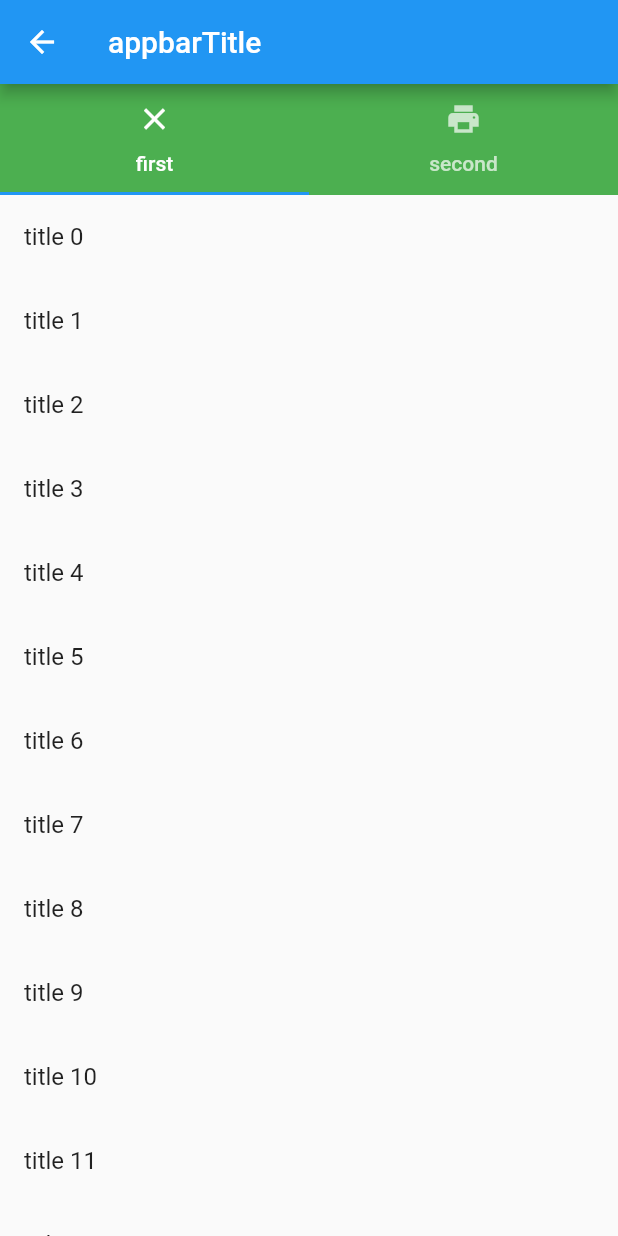
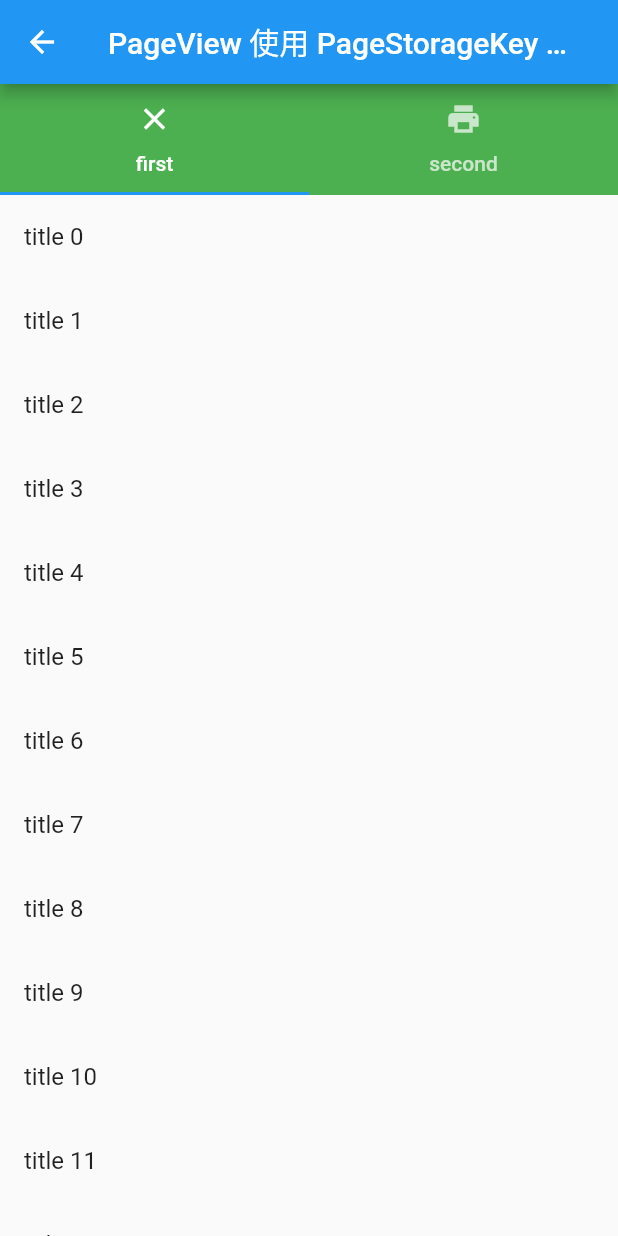
Before and after one commit to gybin02/flutter_pageview_state, a Flutter app: the screen it shows after launch, after a tap on "PageView 使用 PageStorageKey 保存状态", on a phone screen of 412 x 824 dp. Run offline on Flutter 3.47's test engine with Material 2 defaults, Android fonts, the phone set to English and light mode, and no system bars.

Commit message:
测试 各种保存状态

```diff
--- a/lib/page/page_automatic_keep.dart
+++ b/lib/page/page_automatic_keep.dart
@@ -28,7 +28,7 @@ class _PageAutoKeepState extends State<PageAutoKeep> {
   Widget build(BuildContext context) {
     return Scaffold(
         appBar: AppBar(
-          title: Text('appbarTitle'),
+          title: Text('PageView automatic keep 保存状态'),
         ),
         body: Column(
           children: <Widget>[
--- a/lib/page/page_default.dart
+++ b/lib/page/page_default.dart
@@ -27,7 +27,7 @@ class _PageDefaultState extends State<PageDefault> {
   Widget build(BuildContext context) {
     return Scaffold(
         appBar: AppBar(
-          title: Text('appbarTitle'),
+          title: Text('PageView 默认行为'),
         ),
         body: Column(
           children: <Widget>[
@@ -47,8 +47,8 @@ class _PageDefaultState extends State<PageDefault> {
               child: PageView(
                 controller: pageController,
                 children: <Widget>[
-                  PageOne(),
-                  PageOne(),
+                  PageOne(title: "One",),
+                  PageOne(title: "two",),
                 ],
               ),
             ),
@@ -58,6 +58,10 @@ class _PageDefaultState extends State<PageDefault> {
 }
 
 class PageOne extends StatefulWidget {
+  final String title;
+
+  PageOne({Key key, this.title}) : super(key: key);
+
   @override
   _PageOneState createState() => _PageOneState();
 }
@@ -69,7 +73,7 @@ class _PageOneState extends State<PageOne> {
   void initState() {
     super.initState();
     for (int i = 0; i < 100; i++) {
-      dataList.add("title $i");
+      dataList.add(" ${widget.title} : line  $i");
     }
   }
 
--- a/lib/page/page_index_stack.dart
+++ b/lib/page/page_index_stack.dart
@@ -30,7 +30,7 @@ class _PageIndexStatckState extends State<PageIndexStatck> {
   Widget build(BuildContext context) {
     return Scaffold(
         appBar: AppBar(
-          title: Text('appbarTitle'),
+          title: Text('Page IndexStack 保存状态'),
         ),
         body: Column(
           children: <Widget>[
--- a/lib/page/page_page_storage.dart
+++ b/lib/page/page_page_storage.dart
@@ -15,6 +15,7 @@ class _PagePageStorageKeyState extends State<PagePageStorageKey> {
   @override
   void initState() {
     super.initState();
+    pageController = PageController(initialPage: 0);
   }
 
   @override
@@ -26,7 +27,7 @@ class _PagePageStorageKeyState extends State<PagePageStorageKey> {
   Widget build(BuildContext context) {
     return Scaffold(
         appBar: AppBar(
-          title: Text('appbarTitle'),
+          title: Text('PageView 使用 PageStorageKey 保存状态'),
         ),
         body: Column(
           children: <Widget>[
@@ -50,10 +51,14 @@ class _PagePageStorageKeyState extends State<PagePageStorageKey> {
                     key: PageStorageKey<String>("one"),
                     title: "page one",
                   ),
-                  PageOne(
-                    key: PageStorageKey<String>("two"),
-                    title: "page two",
-                  ),
+                  Center(
+                    child: Text("Page Two"),
+                  )
+                  //这里不能再使用PageOne了，因为两个是同一个state
+//                  PageOne(
+//                    key: PageStorageKey<String>("two"),
+//                    title: "page two",
+//                  ),
                 ],
               ),
             ),
@@ -77,9 +82,29 @@ class _PageOneState extends State<PageOne> {
   @override
   void initState() {
     super.initState();
+    //切换页面，会重新执行
+    log("initState");
     for (int i = 0; i < 100; i++) {
       dataList.add("title $i");
     }
+  }
+
+  @override
+  void didChangeDependencies() {
+    super.didChangeDependencies();
+    log("didChangeDependencies");
+  }
+
+  @override
+  void didUpdateWidget(PageOne oldWidget) {
+    super.didUpdateWidget(oldWidget);
+    log("disUpdateWIdget ");
+  }
+
+  @override
+  void dispose() {
+    super.dispose();
+    log("dispose");
   }
 
   @override
```
